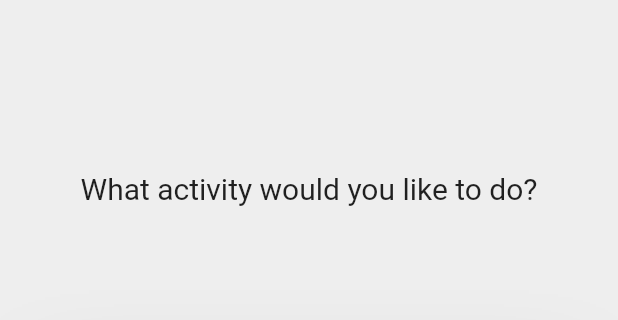
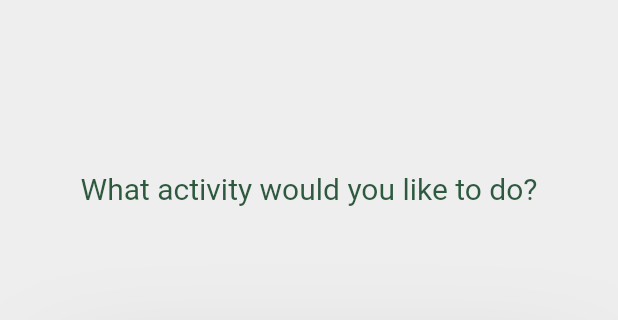
Before and after one commit to GSC-2023/Flutter_App, a Flutter app: the Activities screen opened by its route, after a tap on "Physical", on a phone screen of 412 x 824 dp, the part 59-379 px from its top. Run offline on Flutter 3.47's test engine with Material 2 defaults, Android fonts, the phone set to English and light mode, and no system bars; drawn by our look-alikes of getwidget; our stand-ins replace cloud_firestore, firebase_auth, firebase_core, firebase_storage, flutter_datetime_picker, flutter_spinkit and 4 more; missing offline and left inert: neon_circular_timer; accounts and stored records are empty; generated files the repository leaves out were written again.

Commit message:
chore: minor styling

```diff
--- a/break_app/lib/main.dart
+++ b/break_app/lib/main.dart
@@ -42,7 +42,7 @@ class MyApp extends StatelessWidget {
         routes: <String, WidgetBuilder>{
           '/': (context) => Login(),
           '/Signup': (context) => SignUpPage(),
-          //'/': (context) => ImageUpload(),
+          // '/': (context) => ImageUpload(),
           '/Home': (context) => Home(),
           '/Break': (context) => Break(),
           '/Activities': (context) => Activities(),
--- a/break_app/lib/screens/activities.dart
+++ b/break_app/lib/screens/activities.dart
@@ -29,7 +29,7 @@ class Activities extends StatelessWidget {
           children: [
             Container(
               child: Text(
-                "What would you like to do?",
+                "Choose one break activity",
                 style: TextStyle(
                   fontSize: 20,
                   color: DarkGreen,
@@ -47,8 +47,8 @@ class Activities extends StatelessWidget {
                         boxShadow: [
                           BoxShadow(
                             color: Colors.grey.shade400,
-                            offset: Offset(0.0, 20.0),
-                            blurRadius: 50.0
+                            offset: Offset(10.0, 25.0),
+                            blurRadius: 70.0
                           )
                         ]
                       ),
@@ -89,8 +89,8 @@ class Activities extends StatelessWidget {
                         boxShadow: [
                           BoxShadow(
                             color: Colors.grey.shade400,
-                            offset: Offset(0.0, 20.0),
-                            blurRadius: 50.0
+                            offset: Offset(10.0, 25.0),
+                            blurRadius: 70.0
                           )
                         ]
                       ),
--- a/break_app/lib/screens/activities/physical/physical_activities.dart
+++ b/break_app/lib/screens/activities/physical/physical_activities.dart
@@ -30,7 +30,10 @@ class PhysicalActivities extends StatelessWidget {
             Container(
               child: Text(
                 "What activity would you like to do?",
-                style: TextStyle(fontSize: 20),
+                style: TextStyle(
+                  fontSize: 20,
+                  color: DarkGreen,
+                ),
               ),
               padding: EdgeInsets.fromLTRB(0, 0, 0, 100),
             ),
@@ -44,8 +47,8 @@ class PhysicalActivities extends StatelessWidget {
                         boxShadow: [
                           BoxShadow(
                             color: Colors.grey.shade400,
-                            offset: Offset(0.0, 20.0),
-                            blurRadius: 50.0
+                            offset: Offset(10.0, 25.0),
+                            blurRadius: 70.0
                           )
                         ]
                       ),
@@ -99,8 +102,8 @@ class PhysicalActivities extends StatelessWidget {
                         boxShadow: [
                           BoxShadow(
                             color: Colors.grey.shade400,
-                            offset: Offset(0.0, 20.0),
-                            blurRadius: 50.0
+                            offset: Offset(10.0, 25.0),
+                            blurRadius: 70.0
                           )
                         ]
                       ),
```
